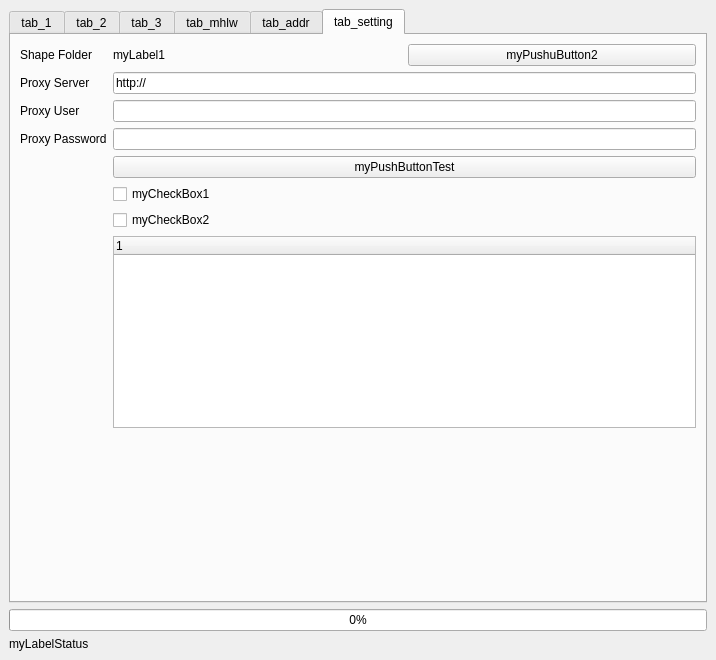
Before: the Qt Designer form jpdata_dockwidget_base.ui in babayoshihiko/jpdata, drawn with Qt 5.
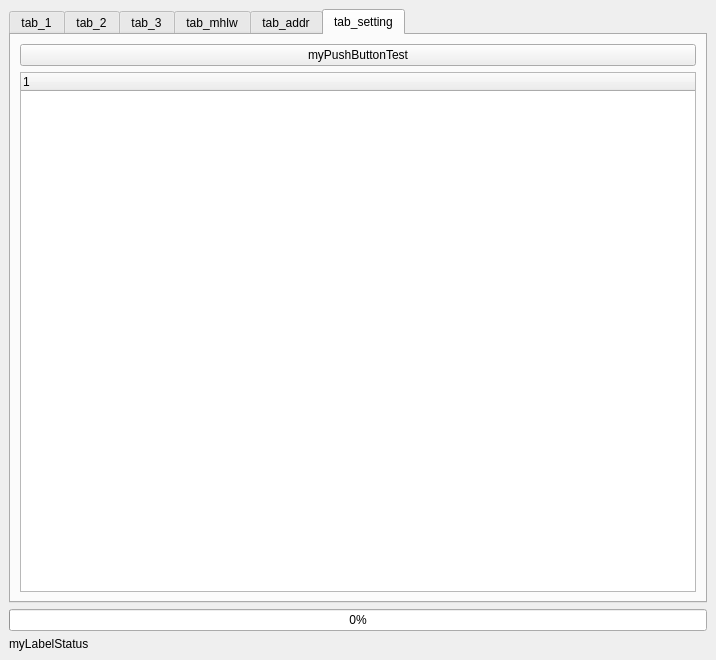
After: the same form once the commit is applied.

Commit message: settings class

```diff
--- a/jpdata_dockwidget_base.ui
+++ b/jpdata_dockwidget_base.ui
@@ -372,114 +372,7 @@
         <string>tab_setting</string>
        </attribute>
        <layout class="QGridLayout" name="gridLayout_6">
-        <item row="1" column="1">
-         <widget class="QLineEdit" name="myLineEditSetting1">
-          <property name="text">
-           <string notr="true">http://</string>
-          </property>
-         </widget>
-        </item>
         <item row="1" column="0">
-         <widget class="QLabel" name="myLabelSetting2">
-          <property name="text">
-           <string>Proxy Server</string>
-          </property>
-         </widget>
-        </item>
-        <item row="6" column="1">
-         <widget class="QCheckBox" name="myCheckBox2">
-          <property name="text">
-           <string>myCheckBox2</string>
-          </property>
-         </widget>
-        </item>
-        <item row="4" column="1">
-         <widget class="QPushButton" name="myPushButtonTest">
-          <property name="text">
-           <string>myPushButtonTest</string>
-          </property>
-         </widget>
-        </item>
-        <item row="8" column="1">
-         <spacer name="verticalSpacer">
-          <property name="orientation">
-           <enum>Qt::Vertical</enum>
-          </property>
-          <property name="sizeHint" stdset="0">
-           <size>
-            <width>20</width>
-            <height>40</height>
-           </size>
-          </property>
-         </spacer>
-        </item>
-        <item row="3" column="1">
-         <widget class="QLineEdit" name="myLineEditSetting3">
-          <property name="text">
-           <string notr="true"/>
-          </property>
-         </widget>
-        </item>
-        <item row="2" column="1">
-         <widget class="QLineEdit" name="myLineEditSetting2">
-          <property name="text">
-           <string notr="true"/>
-          </property>
-         </widget>
-        </item>
-        <item row="0" column="1">
-         <layout class="QHBoxLayout" name="horizontalLayout" stretch="0,0">
-          <item>
-           <widget class="QLabel" name="myLabel1">
-            <property name="text">
-             <string>myLabel1</string>
-            </property>
-           </widget>
-          </item>
-          <item>
-           <widget class="QPushButton" name="myPushButton2">
-            <property name="sizePolicy">
-             <sizepolicy hsizetype="Minimum" vsizetype="Fixed">
-              <horstretch>0</horstretch>
-              <verstretch>0</verstretch>
-             </sizepolicy>
-            </property>
-            <property name="text">
-             <string>myPushuButton2</string>
-            </property>
-           </widget>
-          </item>
-         </layout>
-        </item>
-        <item row="2" column="0">
-         <widget class="QLabel" name="myLabelSetting3">
-          <property name="text">
-           <string>Proxy User</string>
-          </property>
-         </widget>
-        </item>
-        <item row="0" column="0">
-         <widget class="QLabel" name="myLabelSetting1">
-          <property name="text">
-           <string>Shape Folder</string>
-          </property>
-         </widget>
-        </item>
-        <item row="5" column="1">
-         <widget class="QCheckBox" name="myCheckBox1">
-          <property name="text">
-           <string>myCheckBox1</string>
-          </property>
-         </widget>
-        </item>
-        <item row="3" column="0">
-         <widget class="QLabel" name="myLabelSetting4">
-          <property name="text">
-           <string>Proxy Password</string>
-          </property>
-         </widget>
-        </item>
-        <item row="7" column="1">
          <widget class="QTreeWidget" name="myTreeWidget">
           <column>
            <property name="text">
@@ -488,6 +381,13 @@
           </column>
          </widget>
         </item>
+        <item row="0" column="0">
+         <widget class="QPushButton" name="myPushButtonTest">
+          <property name="text">
+           <string>myPushButtonTest</string>
+          </property>
+         </widget>
+        </item>
        </layout>
       </widget>
      </widget>
```
Left out of the diff: 6 changed lines with no effect on the pictures. The commit also changes 8 other files.
